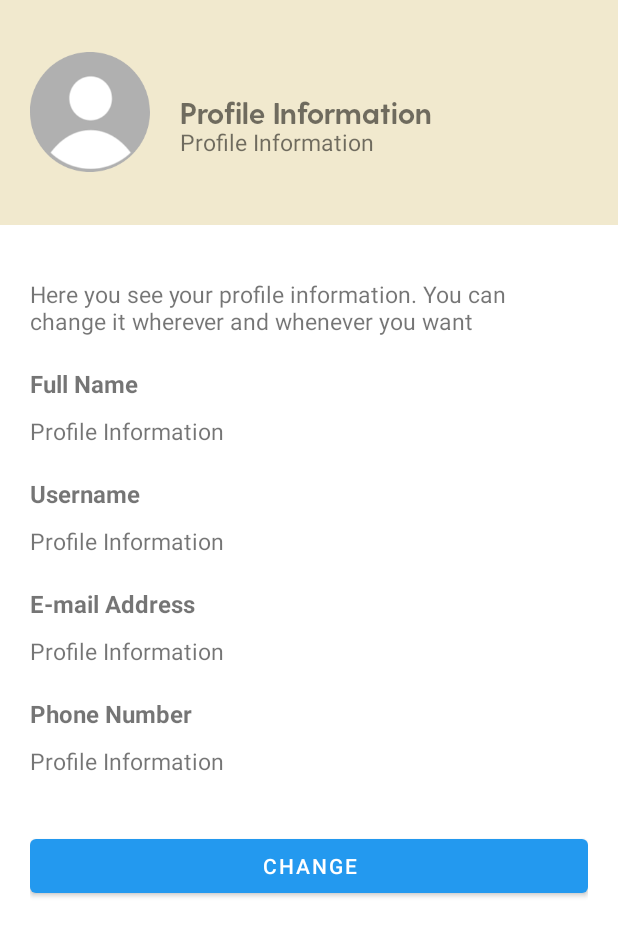
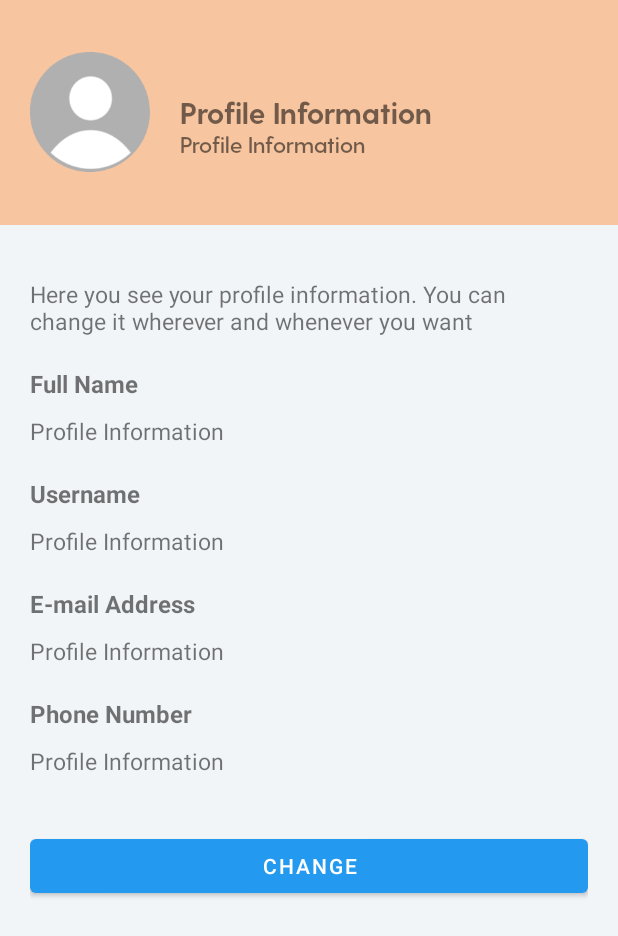
Before and after one commit to Diptags/calico, an Android app: the HomeActivity screen opened directly, with no data from a screen before it, after a tap on "Profile", on a phone screen of 412 x 824 dp. Shown: the top 936 px of the screen. Run offline under Robolectric (Android 15) with nearby library versions, the phone set to English and light mode, and no system bars; 1 statement that could not run was skipped.

Commit message:
[CHORES] Refactor and Restyle Components

```diff
--- a/app/src/main/java/id/ac/ui/cs/mobileprogramming/rdpradiptagitayas/calico/views/journal/list/JournalListFragment.kt
+++ b/app/src/main/java/id/ac/ui/cs/mobileprogramming/rdpradiptagitayas/calico/views/journal/list/JournalListFragment.kt
@@ -60,5 +60,4 @@ class JournalListFragment : Fragment() {
             .addToBackStack(null)
             .commit()
     }
-
 }
--- a/app/src/main/res/layout/journal_list_fragment.xml
+++ b/app/src/main/res/layout/journal_list_fragment.xml
@@ -3,6 +3,7 @@
     xmlns:app="http://schemas.android.com/apk/res-auto"
     android:layout_width="match_parent"
     android:layout_height="match_parent"
+    android:background="@color/homeBackground"
     android:orientation="vertical">
 
     <!-- Upper Section -->
@@ -40,12 +41,13 @@
             android:layout_centerVertical="true"
             android:layout_marginStart="20dp"
             android:layout_toEndOf="@id/profileImage"
+            android:fontFamily="@font/greycliff_demibold"
             android:includeFontPadding="false"
             android:text="@string/journal_info_intro"
             android:textSize="15sp" />
     </RelativeLayout>
 
-    <!-- Recycler Section -->
+    <!-- Recycler and FAB Section -->
     <androidx.coordinatorlayout.widget.CoordinatorLayout
         android:layout_width="match_parent"
         android:layout_height="match_parent"
@@ -57,6 +59,7 @@
             android:layout_width="match_parent"
             android:layout_height="match_parent" />
 
+        <!-- No Journal Section -->
         <RelativeLayout
             android:id="@+id/journal_list_empty_placeholder"
             android:layout_width="match_parent"
--- a/app/src/main/res/layout/profile_info_fragment.xml
+++ b/app/src/main/res/layout/profile_info_fragment.xml
@@ -1,7 +1,8 @@
 <?xml version="1.0" encoding="utf-8"?>
 <ScrollView xmlns:android="http://schemas.android.com/apk/res/android"
     android:layout_width="match_parent"
-    android:layout_height="match_parent">
+    android:layout_height="match_parent"
+    android:background="@color/homeBackground">
 
     <LinearLayout
         android:layout_width="match_parent"
@@ -12,7 +13,7 @@
         <RelativeLayout
             android:layout_width="match_parent"
             android:layout_height="150dp"
-            android:background="@color/bannerBackground"
+            android:background="@color/card3"
             android:padding="20dp">
 
             <ImageView
@@ -20,8 +21,8 @@
                 android:layout_width="80dp"
                 android:layout_height="80dp"
                 android:layout_centerVertical="true"
-                android:src="@drawable/profile_dummy"
-                android:contentDescription="@string/logo_desc" />
+                android:contentDescription="@string/logo_desc"
+                android:src="@drawable/profile_dummy" />
 
             <TextView
                 android:id="@+id/profileFullName"
@@ -43,6 +44,7 @@
                 android:layout_centerVertical="true"
                 android:layout_marginStart="20dp"
                 android:layout_toEndOf="@id/profileImage"
+                android:fontFamily="@font/greycliff_demibold"
                 android:includeFontPadding="false"
                 android:text="@string/profile_form_placeholder"
                 android:textSize="15sp" />
--- a/app/src/main/res/values/strings.xml
+++ b/app/src/main/res/values/strings.xml
@@ -14,7 +14,8 @@
     <!-- Notification -->
     <string name="reminder_notification_title">New Day, New Inspiration</string>
     <string name="reminder_notification_content">Calico can give you new cooking inspirations</string>
-
+    <string name="welcome_notification_title">Welcome to Calico</string>
+    <string name="welcome_notification_content">Enjoy your new cooking experiences</string>
 
     <!-- Permission -->
     <string name="permission_granted">Thank you for granting Calico permission</string>
```
Also changed, not shown: app/src/main/java/id/ac/ui/cs/mobileprogramming/rdpradiptagitayas/calico/utils/Helpers.kt (+7 -0 lines), app/src/main/java/id/ac/ui/cs/mobileprogramming/rdpradiptagitayas/calico/utils/receivers/ReminderReceiver.kt (+2 -7 lines), app/src/main/java/id/ac/ui/cs/mobileprogramming/rdpradiptagitayas/calico/views/auth/AuthSignUpFragment.kt (+31 -1 lines), app/src/main/res/layout/profile_edit_fragment.xml (+7 -6 lines), 1 other file.
